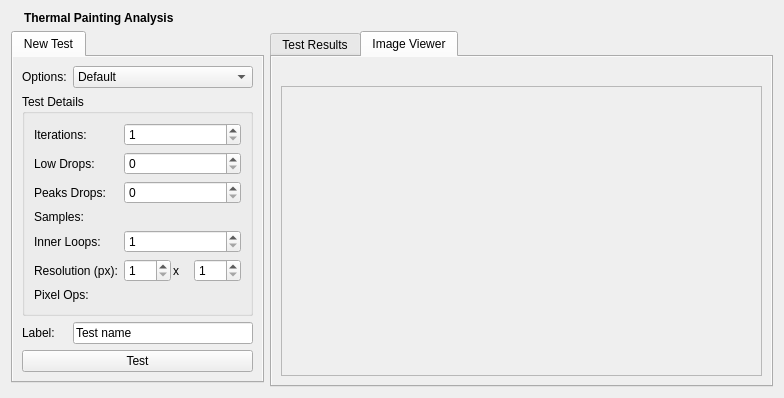
The window that src/plugins/inspector/nokiaqtbackend/painting/thermalpanel.ui (enricoros/k-qt-creator-inspector) describes before a commit, drawn with Qt 5.
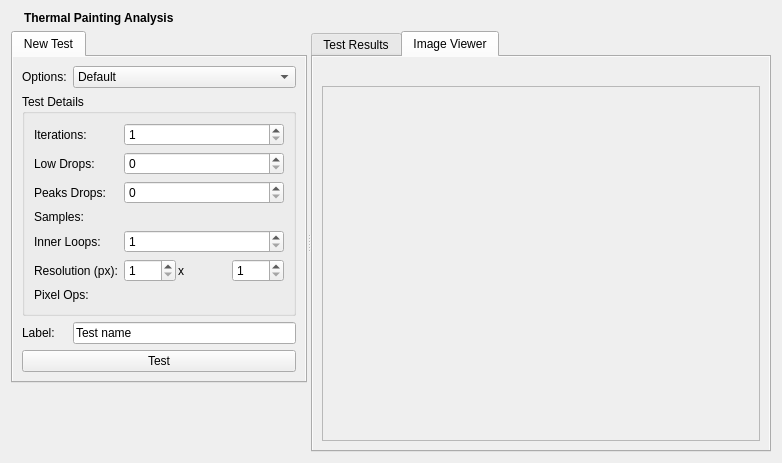
The same window after the commit. The open tabs and pages were chosen to show the change. Icons and pictures are not drawn.

Commit message: Inspector: thermal: slitter to collapse the "new test" tab if more space is needed

```diff
--- a/src/plugins/inspector/nokiaqtbackend/painting/thermalpanel.ui
+++ b/src/plugins/inspector/nokiaqtbackend/painting/thermalpanel.ui
@@ -7,12 +7,55 @@
    <rect>
     <x>0</x>
     <y>0</y>
-    <width>784</width>
-    <height>398</height>
+    <width>782</width>
+    <height>463</height>
    </rect>
   </property>
-  <layout class="QGridLayout" name="gridLayout_2">
-   <item row="1" column="0">
+  <layout class="QVBoxLayout" name="verticalLayout_4">
+   <item>
+    <layout class="QHBoxLayout" name="horizontalLayout">
+     <item>
+      <widget class="QLabel" name="iconLabel">
+       <property name="sizePolicy">
+        <sizepolicy hsizetype="Fixed" vsizetype="Fixed">
+         <horstretch>0</horstretch>
+         <verstretch>0</verstretch>
+        </sizepolicy>
+       </property>
+       <property name="pixmap">
+        <pixmap resource="../nokiaqtbackend.qrc">:/inspector/painting/menu-thermal.png</pixmap>
+       </property>
+      </widget>
+     </item>
+     <item>
+      <widget class="QLabel" name="titleLabel">
+       <property name="sizePolicy">
+        <sizepolicy hsizetype="Preferred" vsizetype="Fixed">
+         <horstretch>0</horstretch>
+         <verstretch>0</verstretch>
+        </sizepolicy>
+       </property>
+       <property name="text">
+        <string>&lt;b&gt;Thermal Painting Analysis&lt;/b&gt;</string>
+       </property>
+      </widget>
+     </item>
+    </layout>
+   </item>
+   <item>
+    <widget class="QSplitter" name="splitter">
+     <property name="sizePolicy">
+      <sizepolicy hsizetype="Expanding" vsizetype="Expanding">
+       <horstretch>0</horstretch>
+       <verstretch>0</verstretch>
+      </sizepolicy>
+     </property>
+     <property name="orientation">
+      <enum>Qt::Horizontal</enum>
+     </property>
+     <widget class="QWidget" name="">
+      <layout class="QVBoxLayout" name="verticalLayout_2">
+       <item>
     <widget class="QTabWidget" name="newTestGroup">
      <property name="sizePolicy">
       <sizepolicy hsizetype="Preferred" vsizetype="Fixed">
@@ -247,7 +290,21 @@
      </widget>
     </widget>
    </item>
-   <item row="1" column="1" rowspan="2">
+       <item>
+        <spacer name="verticalSpacer">
+         <property name="orientation">
+          <enum>Qt::Vertical</enum>
+         </property>
+         <property name="sizeHint" stdset="0">
+          <size>
+           <width>20</width>
+           <height>40</height>
+          </size>
+         </property>
+        </spacer>
+       </item>
+      </layout>
+     </widget>
     <widget class="QTabWidget" name="resultsTabWidget">
      <property name="sizePolicy">
       <sizepolicy hsizetype="MinimumExpanding" vsizetype="Expanding">
@@ -374,8 +431,8 @@
            <rect>
             <x>0</x>
             <y>0</y>
-            <width>464</width>
-            <height>296</height>
+             <width>446</width>
+             <height>333</height>
            </rect>
           </property>
          </widget>
@@ -384,49 +441,7 @@
       </layout>
      </widget>
     </widget>
-   </item>
-   <item row="2" column="0">
-    <spacer name="verticalSpacer">
-     <property name="orientation">
-      <enum>Qt::Vertical</enum>
-     </property>
-     <property name="sizeHint" stdset="0">
-      <size>
-       <width>20</width>
-       <height>40</height>
-      </size>
-     </property>
-    </spacer>
-   </item>
-   <item row="0" column="0" colspan="2">
-    <layout class="QHBoxLayout" name="horizontalLayout">
-     <item>
-      <widget class="QLabel" name="iconLabel">
-       <property name="sizePolicy">
-        <sizepolicy hsizetype="Fixed" vsizetype="Fixed">
-         <horstretch>0</horstretch>
-         <verstretch>0</verstretch>
-        </sizepolicy>
-       </property>
-       <property name="pixmap">
-        <pixmap resource="../nokiaqtbackend.qrc">:/inspector/painting/menu-thermal.png</pixmap>
-       </property>
-      </widget>
-     </item>
-     <item>
-      <widget class="QLabel" name="titleLabel">
-       <property name="sizePolicy">
-        <sizepolicy hsizetype="Preferred" vsizetype="Fixed">
-         <horstretch>0</horstretch>
-         <verstretch>0</verstretch>
-        </sizepolicy>
-       </property>
-       <property name="text">
-        <string>&lt;b&gt;Thermal Painting Analysis&lt;/b&gt;</string>
-       </property>
-      </widget>
-     </item>
-    </layout>
+    </widget>
    </item>
   </layout>
  </widget>
```
Lines whose indentation alone changed are shown as unchanged. The commit also changes 1 other file.
